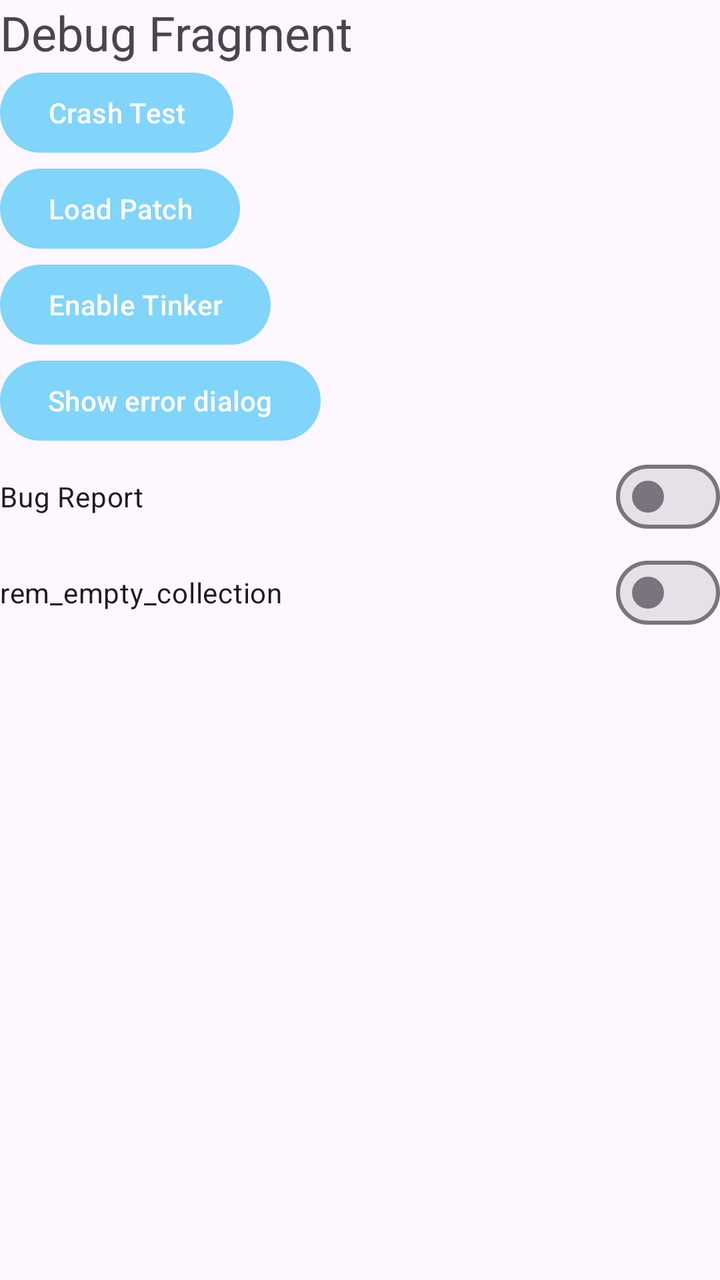
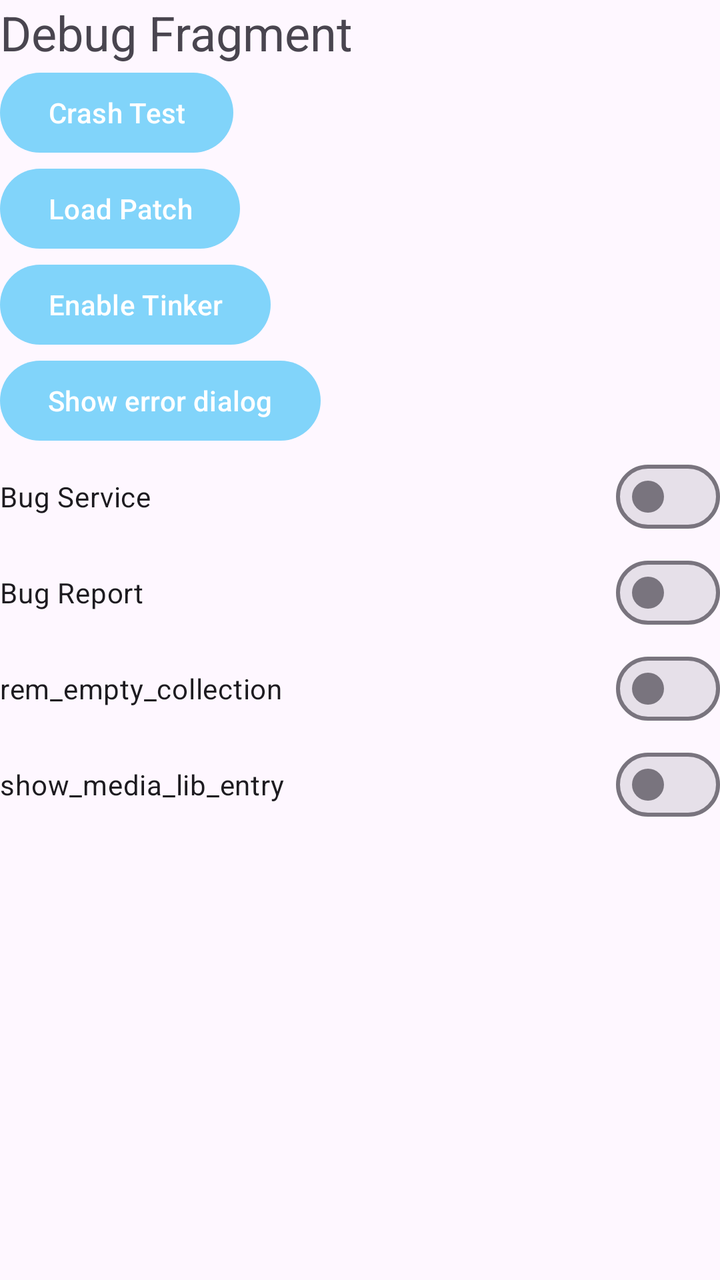

Screens rendered from an Android XML layout before and after an edit, with the pre-edit source and the edit as a unified diff.
<!-- AndroidManifest.xml: application theme Theme.Ottohub_andriod -->
<!-- res/layout/fragment_debug.xml -->
<?xml version="1.0" encoding="utf-8"?>
<LinearLayout xmlns:android="http://schemas.android.com/apk/res/android"
    xmlns:tools="http://schemas.android.com/tools"
    android:layout_width="match_parent"
    android:orientation="vertical"
    tools:ignore="HardcodedText"
    android:layout_height="match_parent"
    tools:context=".ui.debug.DebugFragment">

    <TextView
        android:layout_width="wrap_content"
        android:layout_height="wrap_content"
        android:text="Debug Fragment"
        android:textSize="24sp" />
    <ScrollView
        android:layout_width="match_parent"
        android:layout_height="match_parent">
        <LinearLayout
            android:orientation="vertical"
            android:layout_width="match_parent"
            android:layout_height="wrap_content">
            <Button
                android:id="@+id/btn_crash"
                android:layout_width="wrap_content"
                android:layout_height="wrap_content"
                android:text="Crash Test"/>
            <Button
                android:id="@+id/btn_load_patch"
                android:layout_width="wrap_content"
                android:layout_height="wrap_content"
                android:text="Load Patch"/>
            <Button
                android:id="@+id/btn_enable_tinker"
                android:layout_width="wrap_content"
                android:layout_height="wrap_content"
                android:text="Enable Tinker"/>
            <Button
                android:id="@+id/btn_throw"
                android:layout_width="wrap_content"
                android:layout_height="wrap_content"
                android:text="Show error dialog"/>

            <com.google.android.material.materialswitch.MaterialSwitch

                android:id="@+id/switch_enable_bugrep"
                android:layout_width="match_parent"
                android:layout_height="wrap_content"
                android:text="Bug Report" />
            <com.google.android.material.materialswitch.MaterialSwitch

                android:id="@+id/switch_rem_empty_collection"
                android:layout_width="match_parent"
                android:layout_height="wrap_content"
                android:text="rem_empty_collection" />
        </LinearLayout>
    </ScrollView>
</LinearLayout>
<!-- resources referenced by this layout -->
<resources>
  <style name="Theme.Ottohub_andriod" parent="Theme.Material3.Light.NoActionBar">
          
          <item name="colorPrimary">@color/teal_200</item>
          <item name="colorPrimaryVariant">@color/teal_700</item>
          <item name="colorOnPrimary">@color/white</item>
          
          <item name="colorSecondary">@color/purple_500</item>
          <item name="colorSecondaryVariant">@color/purple_700</item>
          <item name="colorOnSecondary">@color/black</item>
          
          <item name="android:statusBarColor">?attr/colorPrimary</item>
          <item name="android:windowAnimationStyle">@style/ActivityAnimation</item>
  
      </style>
  <color name="teal_200">#81D4FA</color>
  <color name="teal_700">#FF018786</color>
  <color name="white">#FFFFFFFF</color>
  <color name="purple_500">#FF6200EE</color>
  <color name="purple_700">#FF3700B3</color>
  <color name="black">#FF000000</color>
  <style name="ActivityAnimation">
          <item name="android:activityOpenEnterAnimation">@anim/slide_in_right</item>
          <item name="android:activityOpenExitAnimation">@anim/slide_out_left</item>
          <item name="android:activityCloseEnterAnimation">@anim/slide_in_left</item>
          <item name="android:activityCloseExitAnimation">@anim/slide_out_right</item>
      </style>
</resources>

<!-- the commit's change to res/layout/fragment_debug.xml (unified diff, before → after) -->
@@ -39,7 +39,12 @@
                 android:layout_width="wrap_content"
                 android:layout_height="wrap_content"
                 android:text="Show error dialog"/>
+            <com.google.android.material.materialswitch.MaterialSwitch
 
+                android:id="@+id/switch_enable_bugsvc"
+                android:layout_width="match_parent"
+                android:layout_height="wrap_content"
+                android:text="Bug Service" />
             <com.google.android.material.materialswitch.MaterialSwitch
 
                 android:id="@+id/switch_enable_bugrep"
@@ -52,6 +57,12 @@
                 android:layout_width="match_parent"
                 android:layout_height="wrap_content"
                 android:text="rem_empty_collection" />
+            <com.google.android.material.materialswitch.MaterialSwitch
+
+                android:id="@+id/switch_show_media_lib_entry"
+                android:layout_width="match_parent"
+                android:layout_height="wrap_content"
+                android:text="show_media_lib_entry" />
         </LinearLayout>
     </ScrollView>
 </LinearLayout>
